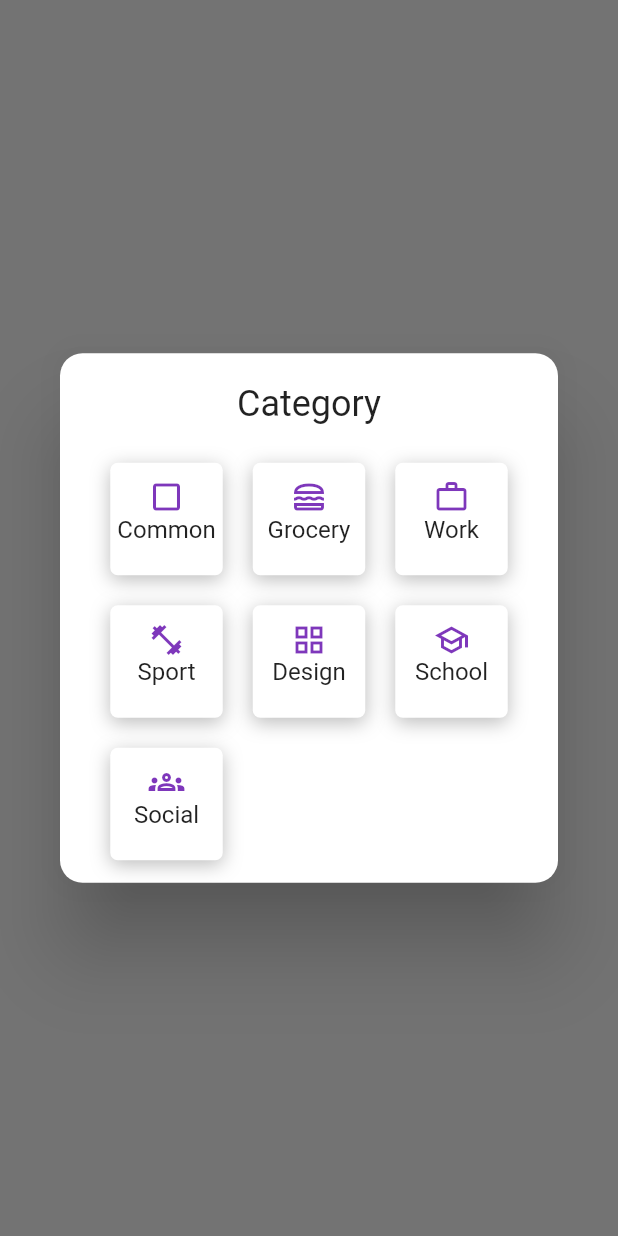
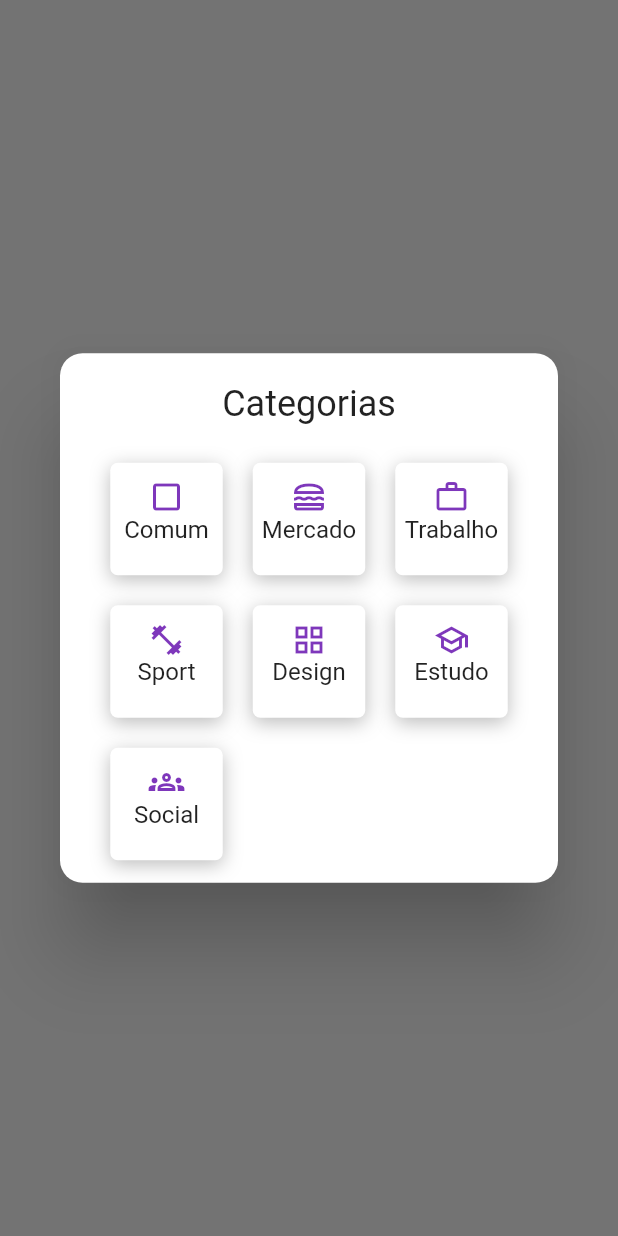
Before and after one commit to kaiolabs/todo_list, a Flutter app: what showCategory() shows on an empty page, opened directly with empty values, on a phone screen of 412 x 824 dp. Run offline on Flutter 3.47's test engine with Material 2 defaults, Android fonts, the phone set to English and light mode, and no system bars; our stand-ins replace flutter_markdown, flutter_modular, flutter_svg, sqflite; accounts and stored records are empty; Roboto replaces fonts that are missing (TTNorms_Light).

Commit message:
Refatorando o show_category

```diff
--- a/lib/src/core/presenters/shared/show_category.dart
+++ b/lib/src/core/presenters/shared/show_category.dart
@@ -30,7 +30,7 @@ showCategory({required ValueNotifier<String> categoryController, required BuildC
                   crossAxisAlignment: CrossAxisAlignment.center,
                   children: const [
                     Text(
-                      'Category',
+                      'Categorias',
                       style: TextStyle(
                         fontSize: SizeOutlet.textSizeSmall2,
                         fontFamily: FontFamilyOutlet.defaultFontFamilyLight,
@@ -58,27 +58,27 @@ showCategory({required ValueNotifier<String> categoryController, required BuildC
                   TagPattern(
                     color: PreferencesTheme.brightness.value == Brightness.light ? Colors.white : Colors.grey[900]!,
                     icon: const Icon(Icons.check_box_outline_blank, color: ColorOutlet.colorPrimary),
-                    title: 'Common',
+                    title: 'Comum',
                     onPressed: () {
-                      categoryController.value = 'Common';
+                      categoryController.value = 'Comum';
                       Modular.to.pop();
                     },
                   ),
                   TagPattern(
                     color: PreferencesTheme.brightness.value == Brightness.light ? Colors.white : Colors.grey[900]!,
                     icon: const Icon(Icons.lunch_dining_outlined, color: ColorOutlet.colorPrimary),
-                    title: 'Grocery',
+                    title: 'Mercado',
                     onPressed: () {
-                      categoryController.value = 'Grocery';
+                      categoryController.value = 'Mercado';
                       Modular.to.pop();
                     },
                   ),
                   TagPattern(
                     color: PreferencesTheme.brightness.value == Brightness.light ? Colors.white : Colors.grey[900]!,
                     icon: const Icon(Icons.work_outline, color: ColorOutlet.colorPrimary),
-                    title: 'Work',
+                    title: 'Trabalho',
                     onPressed: () {
-                      categoryController.value = 'Work';
+                      categoryController.value = 'Trabalho';
                       Modular.to.pop();
                     },
                   ),
@@ -103,9 +103,9 @@ showCategory({required ValueNotifier<String> categoryController, required BuildC
                   TagPattern(
                     color: PreferencesTheme.brightness.value == Brightness.light ? Colors.white : Colors.grey[900]!,
                     icon: const Icon(Icons.school_outlined, color: ColorOutlet.colorPrimary),
-                    title: 'School',
+                    title: 'Estudo',
                     onPressed: () {
-                      categoryController.value = 'School';
+                      categoryController.value = 'Estudo';
                       Modular.to.pop();
                     },
                   ),
```
